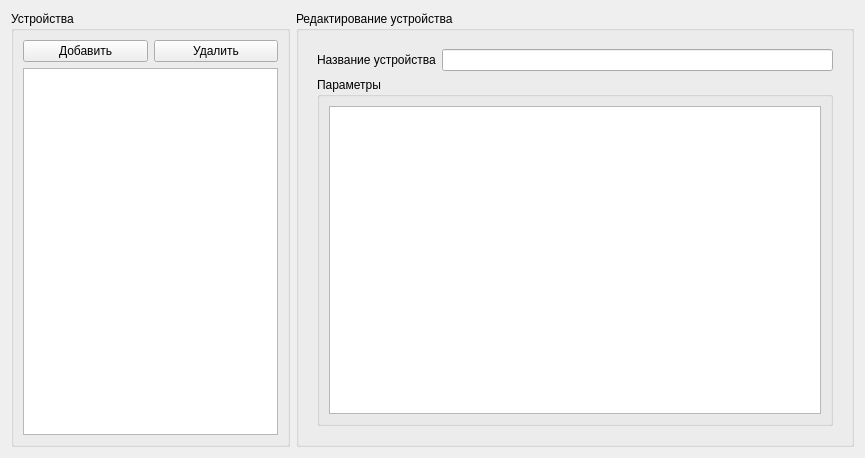
Old version of the form app/dialog.ui in the repository itsumo2009/Union_test.
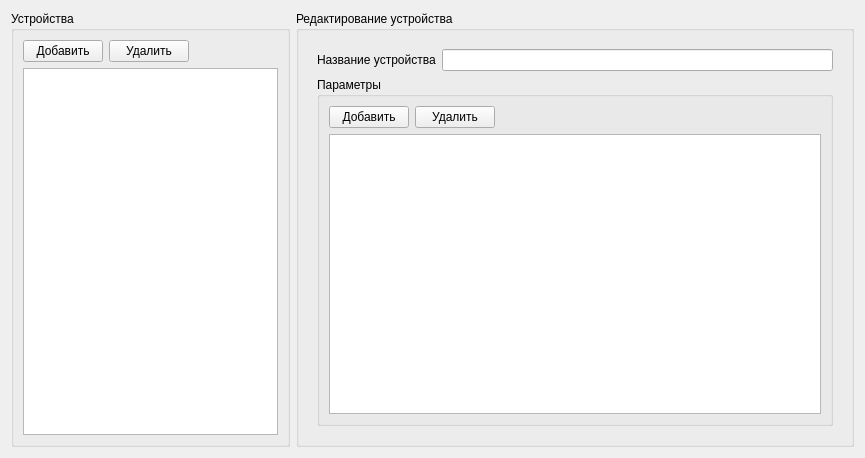
New version of the form. The open tabs and pages were chosen to show the change.

Commit message: Add parameters and delegate

```diff
--- a/app/dialog.ui
+++ b/app/dialog.ui
@@ -48,6 +48,19 @@
           </property>
          </widget>
         </item>
+        <item>
+         <spacer name="horizontalSpacer_2">
+          <property name="orientation">
+           <enum>Qt::Horizontal</enum>
+          </property>
+          <property name="sizeHint" stdset="0">
+           <size>
+            <width>40</width>
+            <height>20</height>
+           </size>
+          </property>
+         </spacer>
+        </item>
        </layout>
       </item>
       <item>
@@ -99,9 +112,68 @@
             <property name="title">
              <string>Параметры</string>
             </property>
-            <layout class="QHBoxLayout" name="horizontalLayout_5">
+            <layout class="QVBoxLayout" name="verticalLayout_4">
              <item>
-              <widget class="QTreeView" name="treeView"/>
+              <layout class="QHBoxLayout" name="horizontalLayout_5">
+               <item>
+                <widget class="QPushButton" name="addPushButton_2">
+                 <property name="enabled">
+                  <bool>true</bool>
+                 </property>
+                 <property name="text">
+                  <string>Добавить</string>
+                 </property>
+                 <property name="autoDefault">
+                  <bool>false</bool>
+                 </property>
+                </widget>
+               </item>
+               <item>
+                <widget class="QPushButton" name="removePushButton_2">
+                 <property name="enabled">
+                  <bool>true</bool>
+                 </property>
+                 <property name="text">
+                  <string>Удалить</string>
+                 </property>
+                 <property name="autoDefault">
+                  <bool>false</bool>
+                 </property>
+                </widget>
+               </item>
+               <item>
+                <spacer name="horizontalSpacer">
+                 <property name="orientation">
+                  <enum>Qt::Horizontal</enum>
+                 </property>
+                 <property name="sizeHint" stdset="0">
+                  <size>
+                   <width>40</width>
+                   <height>20</height>
+                  </size>
+                 </property>
+                </spacer>
+               </item>
+              </layout>
+             </item>
+             <item>
+              <widget class="QTreeView" name="parametersView">
+               <property name="rootIsDecorated">
+                <bool>false</bool>
+               </property>
+               <property name="itemsExpandable">
+                <bool>false</bool>
+               </property>
+               <attribute name="headerDefaultSectionSize">
+                <number>150</number>
+               </attribute>
+               <attribute name="headerMinimumSectionSize">
+                <number>150</number>
+               </attribute>
+               <attribute name="headerStretchLastSection">
+                <bool>false</bool>
+               </attribute>
+              </widget>
              </item>
             </layout>
            </widget>
```
The commit also changes 8 other files.
